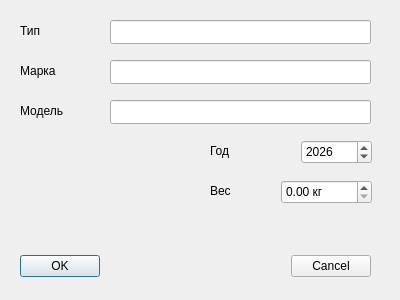
The window that VehicleAccountingSystem/VehicleDialog.ui (monte-v/VehicleAccountingSystem) describes before a commit, drawn with Qt 5.
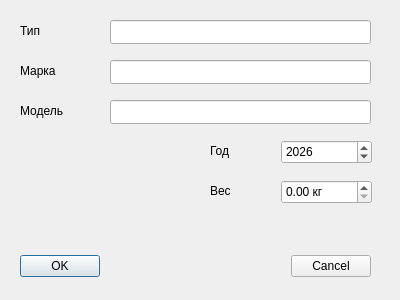
The same window after the commit.

Commit message: Изменен UI

What changed in the file:
```diff
--- a/VehicleAccountingSystem/VehicleDialog.ui
+++ b/VehicleAccountingSystem/VehicleDialog.ui
@@ -142,12 +142,18 @@
   <widget class="QSpinBox" name="sbYear">
    <property name="geometry">
     <rect>
-     <x>301</x>
+     <x>281</x>
      <y>140</y>
-     <width>71</width>
+     <width>91</width>
      <height>24</height>
     </rect>
    </property>
+   <property name="font">
+    <font>
+     <family>Segoe UI</family>
+     <pointsize>9</pointsize>
+    </font>
+   </property>
    <property name="minimum">
     <number>1900</number>
    </property>
```
Left out of the diff: 80 changed lines with no effect on the pictures. The commit also changes 2 other files.
